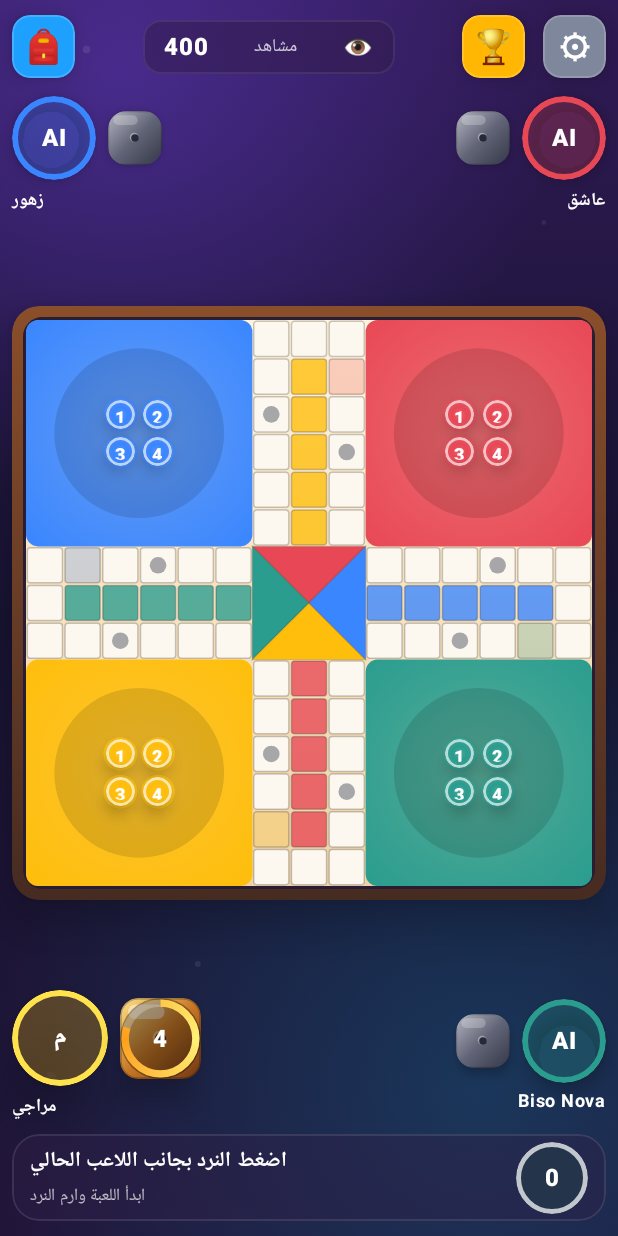
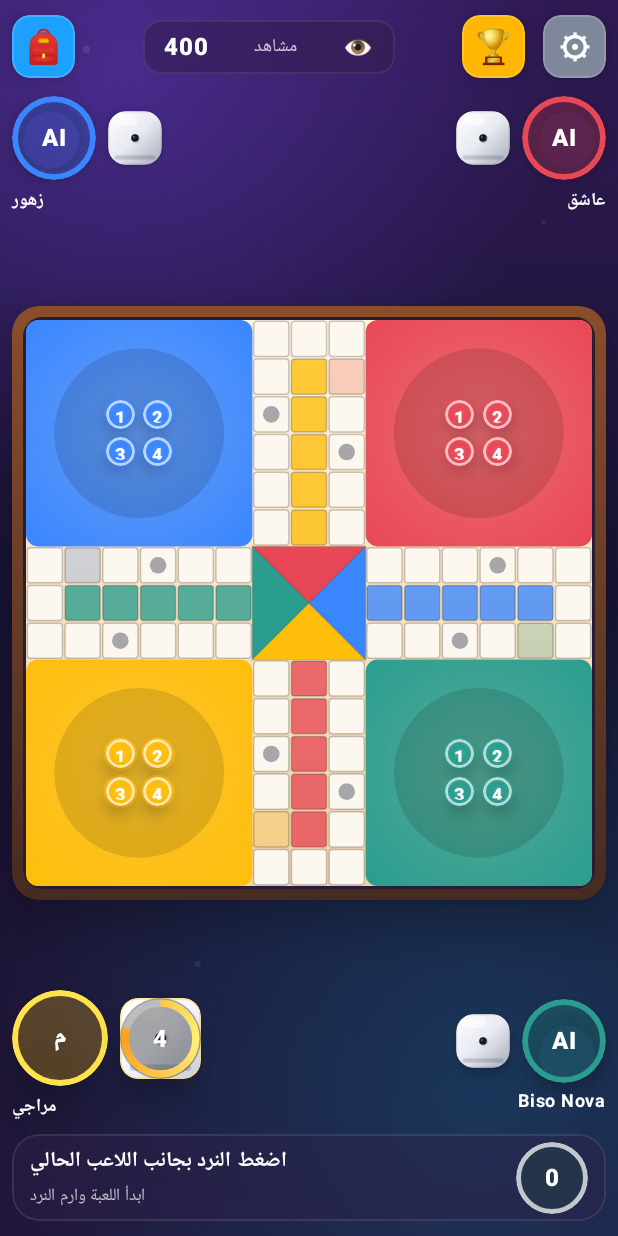
Before and after one commit to hamza2234/New, an Android app built with Jetpack Compose: the screen it shows after launch (MainActivity), after a tap on "ابدأ", on a phone screen of 412 x 824 dp. Run offline under Robolectric (Android 15) with nearby library versions, the phone set to English and light mode, and no system bars; 3 other taps on this screen came first.

```diff
--- a/app/src/main/java/com/example/ludo/LudoScreen.kt
+++ b/app/src/main/java/com/example/ludo/LudoScreen.kt
@@ -2,9 +2,12 @@ package com.example.ludo
 
 import androidx.compose.animation.AnimatedVisibility
 import androidx.compose.animation.animateColorAsState
+import androidx.compose.animation.core.FastOutSlowInEasing
 import androidx.compose.animation.core.Spring
+import androidx.compose.animation.core.animateFloatAsState
 import androidx.compose.animation.core.animateDpAsState
 import androidx.compose.animation.core.spring
+import androidx.compose.animation.core.tween
 import androidx.compose.foundation.BorderStroke
 import androidx.compose.foundation.Canvas
 import androidx.compose.foundation.background
@@ -83,27 +86,29 @@ fun LudoScreen(
     var isPieceAnimating by remember { mutableStateOf(false) }
     val visualProgressOverrides = remember { mutableStateMapOf<Int, Int>() }
 
-    suspend fun playDiceRoll(snapshot: LudoUiState): LudoUiState {
+    suspend fun playDiceRoll(snapshot: LudoUiState, fast: Boolean = false): LudoUiState {
         isDiceRolling = true
         rollCountdown = 0
         moveCountdown = 0
-        repeat(20) { step ->
+        val steps = if (fast) 8 else 18
+        val delayMs = if (fast) 42L else 82L
+        repeat(steps) { step ->
             displayedDice = ((displayedDice + step) % 6) + 1
-            diceSpin += 28f
-            delay(95)
+            diceSpin += 42f
+            delay(delayMs)
         }
         val rolled = engine.rollDice(snapshot)
         displayedDice = rolled.diceValue ?: displayedDice
         diceSpin += 12f
-        delay(420)
+        delay(if (fast) 160 else 420)
         isDiceRolling = false
         return rolled
     }
 
-    suspend fun rollAndResolve(snapshot: LudoUiState): LudoUiState {
-        val rolled = playDiceRoll(snapshot)
+    suspend fun rollAndResolve(snapshot: LudoUiState, fast: Boolean = false): LudoUiState {
+        val rolled = playDiceRoll(snapshot, fast = fast)
         return if (!rolled.canRoll && rolled.availablePieceIds.isEmpty() && rolled.winner == null) {
-            delay(850)
+            delay(if (fast) 180 else 850)
             engine.skipTurn(rolled)
         } else {
             rolled
@@ -138,8 +143,8 @@ fun LudoScreen(
     LaunchedEffect(matchStarted, state.currentTurn, state.canRoll, state.availablePieceIds, state.winner) {
         val snapshot = state
         if (matchStarted && snapshot.winner == null && snapshot.currentPlayer.isBot && snapshot.canRoll) {
-            delay(1_100)
-            state = rollAndResolve(snapshot)
+            delay(120)
+            state = rollAndResolve(snapshot, fast = true)
         }
     }
 
@@ -191,7 +196,7 @@ fun LudoScreen(
         if (shouldMove) {
             rollCountdown = 0
             if (state.currentPlayer.isBot) {
-                delay(1_050)
+                delay(90)
                 val snapshot = state
                 val pieceId = engine.chooseBotPiece(snapshot) ?: snapshot.availablePieceIds.minOrNull()
                 state = pieceId?.let { playPieceMove(snapshot, it) } ?: engine.skipTurn(snapshot)
@@ -771,7 +776,7 @@ private fun PlayerSeat(
             if (alignEnd) {
                 SeatDiceTimer(
                     isActive = isTurn,
-                    displayedDice = displayedDice,
+                    displayedDice = if (isTurn) displayedDice else 1,
                     diceSpin = diceSpin,
                     isDiceRolling = isDiceRolling && isTurn,
                     countdown = if (isTurn) rollCountdown.takeIf { it > 0 } ?: moveCountdown else 0,
@@ -798,7 +803,7 @@ private fun PlayerSeat(
             if (!alignEnd) {
                 SeatDiceTimer(
                     isActive = isTurn,
-                    displayedDice = displayedDice,
+                    displayedDice = if (isTurn) displayedDice else 1,
                     diceSpin = diceSpin,
                     isDiceRolling = isDiceRolling && isTurn,
                     countdown = if (isTurn) rollCountdown.takeIf { it > 0 } ?: moveCountdown else 0,
@@ -828,13 +833,21 @@ private fun SeatDiceTimer(
     enabled: Boolean,
     onClick: () -> Unit,
 ) {
+    val animatedSpin by animateFloatAsState(
+        targetValue = if (isDiceRolling) diceSpin else 0f,
+        animationSpec = tween(durationMillis = 180, easing = FastOutSlowInEasing),
+        label = "seat-dice-spin",
+    )
     Box(
         modifier = Modifier
             .size(if (isActive) 54.dp else 36.dp)
             .shadow(if (isActive) 12.dp else 4.dp, RoundedCornerShape(12.dp))
             .graphicsLayer(
-                rotationZ = if (isDiceRolling) diceSpin else 0f,
-                rotationY = if (isDiceRolling) diceSpin % 55f else 0f,
+                rotationZ = animatedSpin,
+                rotationY = animatedSpin % 42f,
+                rotationX = (animatedSpin * 0.45f) % 28f,
+                scaleX = if (isDiceRolling) 1.04f else 1f,
+                scaleY = if (isDiceRolling) 1.04f else 1f,
             )
             .clip(RoundedCornerShape(12.dp))
             .clickable(enabled = enabled, onClick = onClick),
@@ -865,11 +878,11 @@ private fun DiceFace(
         val corner = size.minDimension * 0.22f
         drawRoundRect(
             brush = Brush.linearGradient(
-                colors = if (active) {
-                    listOf(Color(0xFFFFE38A), Color(0xFFC77725), Color(0xFF6E3513))
-                } else {
-                    listOf(Color(0xFFB5B6C2), Color(0xFF626577), Color(0xFF343747))
-                },
+                colors = listOf(
+                    Color.White,
+                    if (active) Color(0xFFF3F6FF) else Color(0xFFE8EAF2),
+                    if (active) Color(0xFFC7CCD8) else Color(0xFFA5AAB8),
+                ),
                 start = Offset(0f, 0f),
                 end = Offset(size.width, size.height),
             ),
@@ -877,19 +890,25 @@ private fun DiceFace(
             cornerRadius = CornerRadius(corner, corner),
         )
         drawRoundRect(
-            color = Color.White.copy(alpha = if (active) 0.45f else 0.22f),
+            color = Color.White.copy(alpha = if (active) 0.86f else 0.56f),
             topLeft = Offset(size.width * 0.1f, size.height * 0.08f),
             size = Size(size.width * 0.45f, size.height * 0.18f),
             cornerRadius = CornerRadius(corner * 0.6f, corner * 0.6f),
         )
         drawRoundRect(
-            color = Color.Black.copy(alpha = 0.24f),
+            color = Color.Black.copy(alpha = 0.14f),
+            topLeft = Offset(size.width * 0.12f, size.height * 0.82f),
+            size = Size(size.width * 0.76f, size.height * 0.08f),
+            cornerRadius = CornerRadius(corner * 0.4f, corner * 0.4f),
+        )
+        drawRoundRect(
+            color = if (active) Color(0xFFFFD54F).copy(alpha = 0.55f) else Color.Black.copy(alpha = 0.18f),
             size = size,
             cornerRadius = CornerRadius(corner, corner),
             style = Stroke(width = size.minDimension * 0.045f),
         )
 
-        val pipColor = if (active) Color(0xFF5C2808) else Color(0xFF252938)
+        val pipColor = Color(0xFF111827)
         val pipRadius = size.minDimension * 0.07f
         val left = size.width * 0.29f
         val middle = size.width * 0.5f
@@ -899,8 +918,9 @@ private fun DiceFace(
         val bottom = size.height * 0.71f
 
         fun pip(x: Float, y: Float) {
-            drawCircle(Color.White.copy(alpha = 0.34f), pipRadius * 1.18f, Offset(x - pipRadius * 0.2f, y - pipRadius * 0.2f))
+            drawCircle(Color.Black.copy(alpha = 0.12f), pipRadius * 1.28f, Offset(x + pipRadius * 0.16f, y + pipRadius * 0.16f))
             drawCircle(pipColor, pipRadius, Offset(x, y))
+            drawCircle(Color.White.copy(alpha = 0.25f), pipRadius * 0.32f, Offset(x - pipRadius * 0.28f, y - pipRadius * 0.28f))
         }
 
         when (value.coerceIn(1, 6)) {
@@ -1537,7 +1557,7 @@ private object LudoBoardLayout {
         val grid = when {
             piece.progress == HOME_PROGRESS -> homeYards.getValue(piece.owner)[piece.id % PIECES_PER_PLAYER]
             piece.progress in FIRST_TRACK_PROGRESS..LAST_TRACK_PROGRESS -> {
-                val absoluteIndex = (piece.owner.startCell - piece.progress + trackCells.size) % trackCells.size
+                val absoluteIndex = (piece.owner.startCell + piece.progress) % trackCells.size
                 trackCells[absoluteIndex]
             }
             else -> {
```
Also changed, not shown: app/src/main/java/com/example/ludo/LudoGameEngine.kt (+17 -2 lines), 2 other files.
